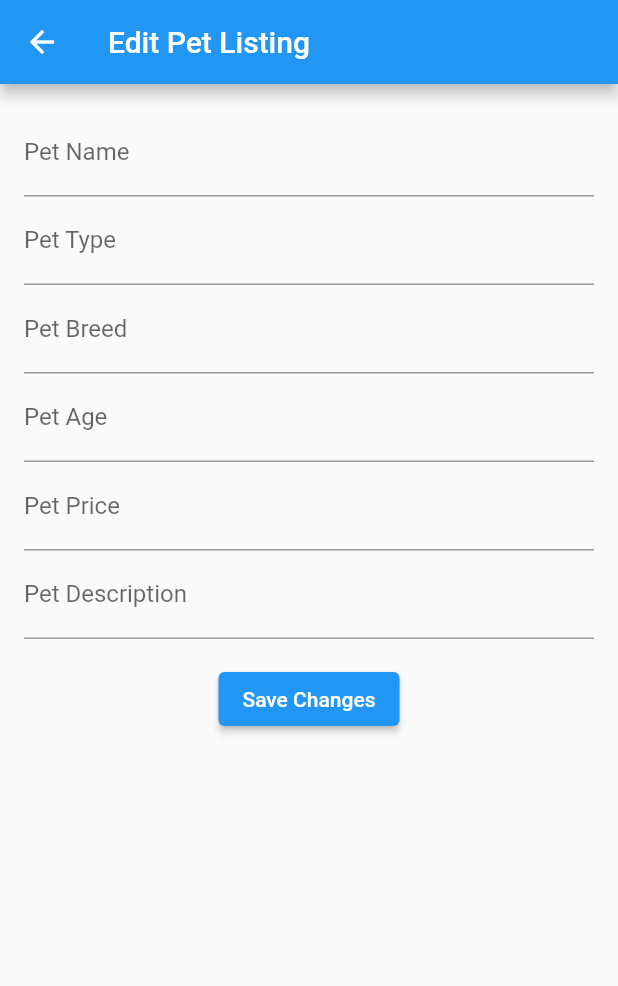
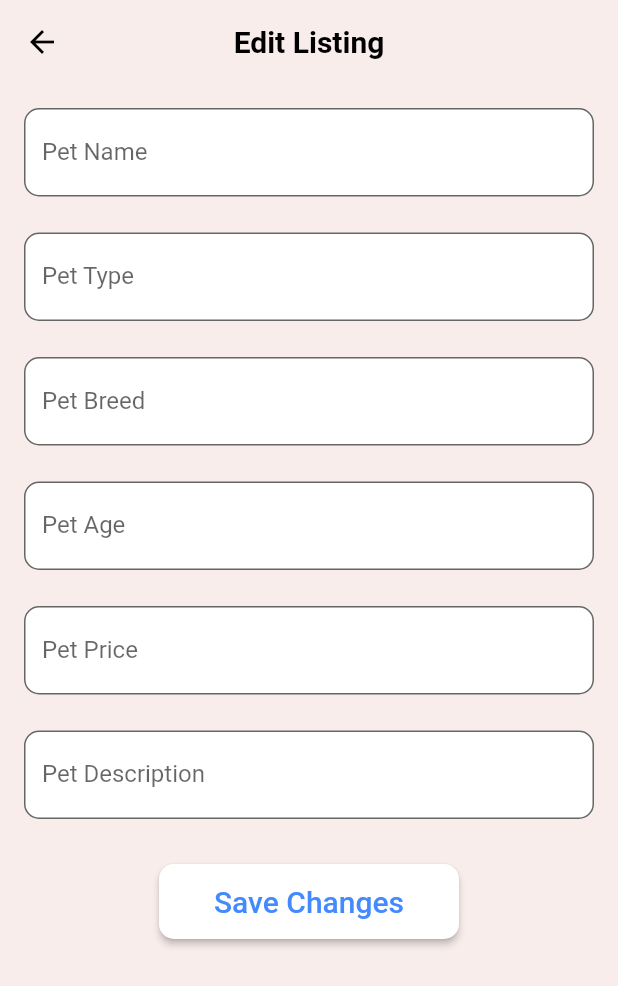
Before and after one commit to ahmedrizvi/capr_petsforsale, a Flutter app: the EditListingPage screen opened directly with empty values, on a phone screen of 412 x 824 dp. Shown: the top 986 px of the screen. Run offline on Flutter 3.47's test engine with Material 2 defaults, Android fonts, the phone set to English and light mode, and no system bars; our stand-ins replace cached_network_image, cloud_firestore, firebase_auth, firebase_core, firebase_storage, image_picker and 1 more; accounts and stored records are empty.

Commit message:
updated edit listing page

```diff
--- a/lib/EditListingPage.dart
+++ b/lib/EditListingPage.dart
@@ -1,5 +1,6 @@
 import 'package:cloud_firestore/cloud_firestore.dart';
 import 'package:flutter/material.dart';
+import 'myListings.dart';
 
 class EditListingPage extends StatefulWidget {
   final DocumentSnapshot listing;
@@ -59,10 +60,20 @@ class _EditListingPageState extends State<EditListingPage> {
 
   @override
   Widget build(BuildContext context) {
+    final appbarcl = const Color(0xFFF8EDEB);
     return Scaffold(
+      backgroundColor: appbarcl,
         appBar: AppBar(
-          title: Text('Edit Pet Listing'),
-        ),
+          backgroundColor: appbarcl,
+          elevation: 0,
+          centerTitle: true,
+          title: const Text(
+          'Edit Listing',
+          style: TextStyle(color: Colors.black, fontWeight: FontWeight.bold),),
+          leading: IconButton(
+          icon: Icon(Icons.arrow_back, color: Colors.black,),
+          onPressed: () => Navigator.push(
+              context, MaterialPageRoute(builder: (context) => myListings(),),),),),
         body: SingleChildScrollView(
         child: Form(
         key: _formKey,
@@ -72,43 +83,82 @@ class _EditListingPageState extends State<EditListingPage> {
     children: [
     TextFormField(
     controller: _petNameController,
-    decoration: InputDecoration(labelText: 'Pet Name'),
+    decoration: InputDecoration(labelText: 'Pet Name',
+    border: OutlineInputBorder(
+                    borderRadius: BorderRadius.circular(10),
+                  ),
+                  filled: true,
+                  fillColor: Colors.white,),
     validator: (value) =>
     value!.isEmpty ? 'Please enter pet name' : null,
     ),
+    SizedBox(height: 24.0),
     TextFormField(
     controller: _petTypeController,
-    decoration: InputDecoration(labelText: 'Pet Type'),
+    decoration: InputDecoration(labelText: 'Pet Type',
+    border: OutlineInputBorder(
+                    borderRadius: BorderRadius.circular(10),
+                  ),
+                  filled: true,
+                  fillColor: Colors.white,),
     validator: (value) =>
     value!.isEmpty ? 'Please enter pet type' : null,
     ),
+    SizedBox(height: 24.0),
     TextFormField(
     controller: _petBreedController,
-    decoration: InputDecoration(labelText: 'Pet Breed'),
+    decoration: InputDecoration(labelText: 'Pet Breed',
+    border: OutlineInputBorder(
+                    borderRadius: BorderRadius.circular(10),
+                  ),
+                  filled: true,
+                  fillColor: Colors.white,),
     validator: (value) =>
     value!.isEmpty ? 'Please enter pet breed' : null,
     ),
+    SizedBox(height: 24.0),
     TextFormField(
     controller: _petAgeController,
-    decoration: InputDecoration(labelText: 'Pet Age'),
+    decoration: InputDecoration(labelText: 'Pet Age',
+    border: OutlineInputBorder(
+                    borderRadius: BorderRadius.circular(10),
+                  ),
+                  filled: true,
+                  fillColor: Colors.white,),
     validator: (value) =>
     value!.isEmpty ? 'Please enter pet age' : null,
     ),
+    SizedBox(height: 24.0),
     TextFormField(
     controller: _petPriceController,
-    decoration: InputDecoration(labelText: 'Pet Price'),
+    decoration: InputDecoration(labelText: 'Pet Price',
+    border: OutlineInputBorder(
+                    borderRadius: BorderRadius.circular(10),
+                  ),
+                  filled: true,
+                  fillColor: Colors.white,),
     validator: (value) => value!.isEmpty ? 'Please enter pet price' : null,
     ),
+    SizedBox(height: 24.0),
       TextFormField(
         controller: _petDescriptionController,
-        decoration: InputDecoration(labelText: 'Pet Description'),
+        decoration: InputDecoration(labelText: 'Pet Description',border: OutlineInputBorder(
+                    borderRadius: BorderRadius.circular(10),
+                  ),
+                  filled: true,
+                  fillColor: Colors.white,),
         validator: (value) =>
         value!.isEmpty ? 'Please enter pet description' : null,
       ),
-      SizedBox(height: 16),
-      ElevatedButton(
-        onPressed: _updateListing,
-        child: Text('Save Changes'),
+      SizedBox(height: 30),
+      SizedBox(
+        height: 50,
+        width: 200,
+        child: ElevatedButton(
+          style: ElevatedButton.styleFrom(primary: Colors.white, shape: RoundedRectangleBorder(borderRadius: BorderRadius.circular(10.0),),),
+          child: const Text('Save Changes',style: TextStyle(fontSize: 20, color: Colors.blueAccent),),
+          onPressed: _updateListing,
+      ),
       ),
     ],
     ),
```
